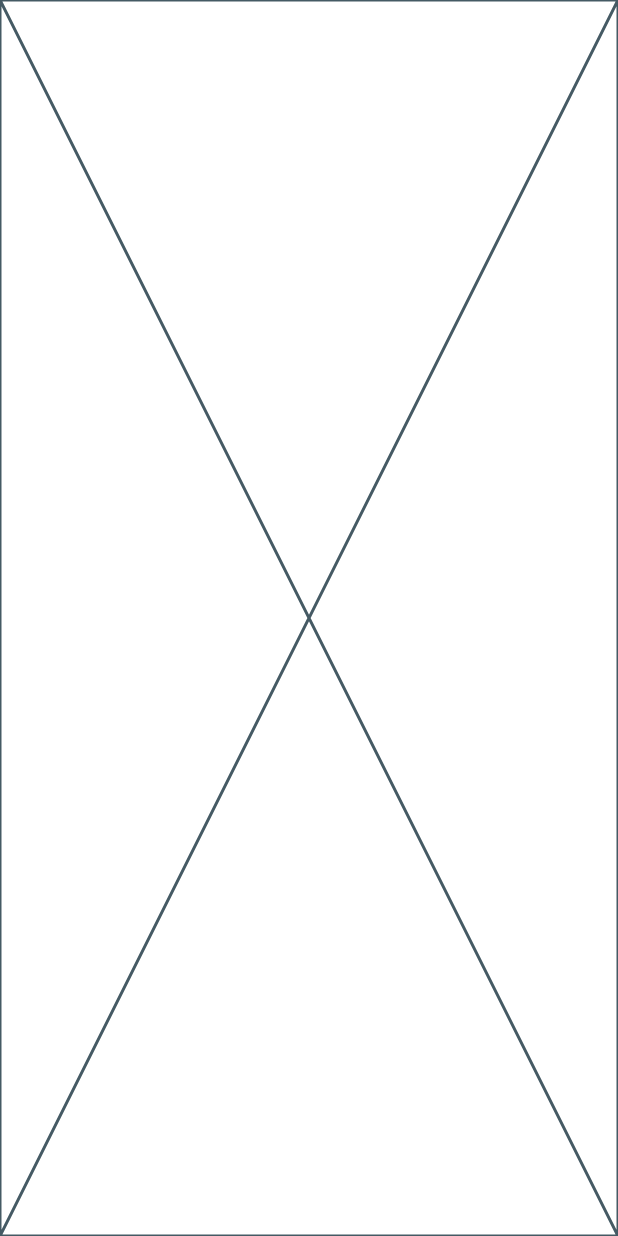
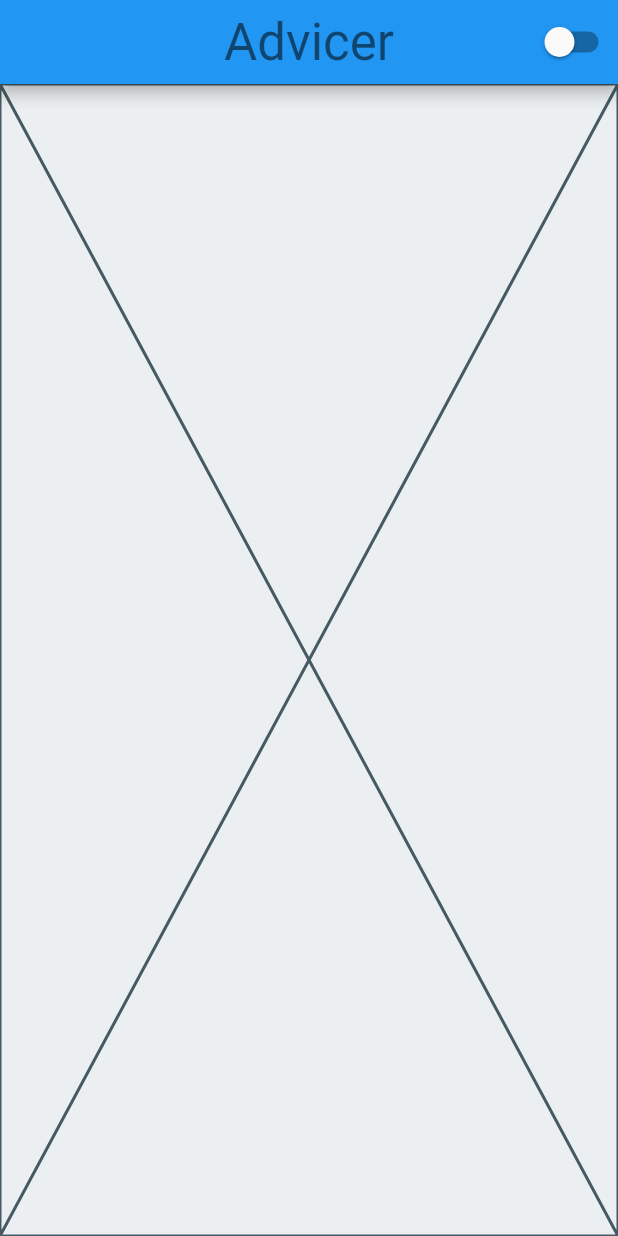
Before and after one commit to Cyrille-Dakhlia/advicer, a Flutter app: the screen it shows after launch, on a phone screen of 412 x 824 dp. Run offline on Flutter 3.47's test engine with Material 2 defaults, Android fonts, the phone set to English and light mode, and no system bars.

Commit message:
feat: create base structure of AdvicerPage ; use of ThemeService

```diff
--- /dev/null
+++ b/lib/2_application/pages/advicer/advicer_page.dart
@@ -0,0 +1,28 @@
+import 'package:advicer/2_application/core/services/theme_service.dart';
+import 'package:flutter/material.dart';
+import 'package:provider/provider.dart';
+
+class AdvicerPage extends StatelessWidget {
+  const AdvicerPage({super.key});
+
+  @override
+  Widget build(BuildContext context) {
+    var themeData = Theme.of(context);
+    return Scaffold(
+      appBar: AppBar(
+        title: Text(
+          'Advicer',
+          style: themeData.textTheme.headlineMedium,
+        ),
+        centerTitle: true,
+        actions: [
+          Switch(
+            value: context.watch<ThemeService>().isDarkModeOn,
+            onChanged: (_) => context.read<ThemeService>().toggleTheme(),
+          ),
+        ],
+      ),
+      body: const Placeholder(),
+    );
+  }
+}
--- a/lib/main.dart
+++ b/lib/main.dart
@@ -1,4 +1,5 @@
 import 'package:advicer/2_application/core/services/theme_service.dart';
+import 'package:advicer/2_application/pages/advicer/advicer_page.dart';
 import 'package:advicer/theme.dart';
 import 'package:flutter/material.dart';
 import 'package:provider/provider.dart';
@@ -22,7 +23,7 @@ class MainApp extends StatelessWidget {
               themeService.isDarkModeOn ? ThemeMode.dark : ThemeMode.light,
           theme: AppTheme.lightTheme,
           darkTheme: AppTheme.darkTheme,
-          home: const Placeholder(),
+          home: const AdvicerPage(),
         );
       },
     );
```
Also changed, not shown: 1 other file.
